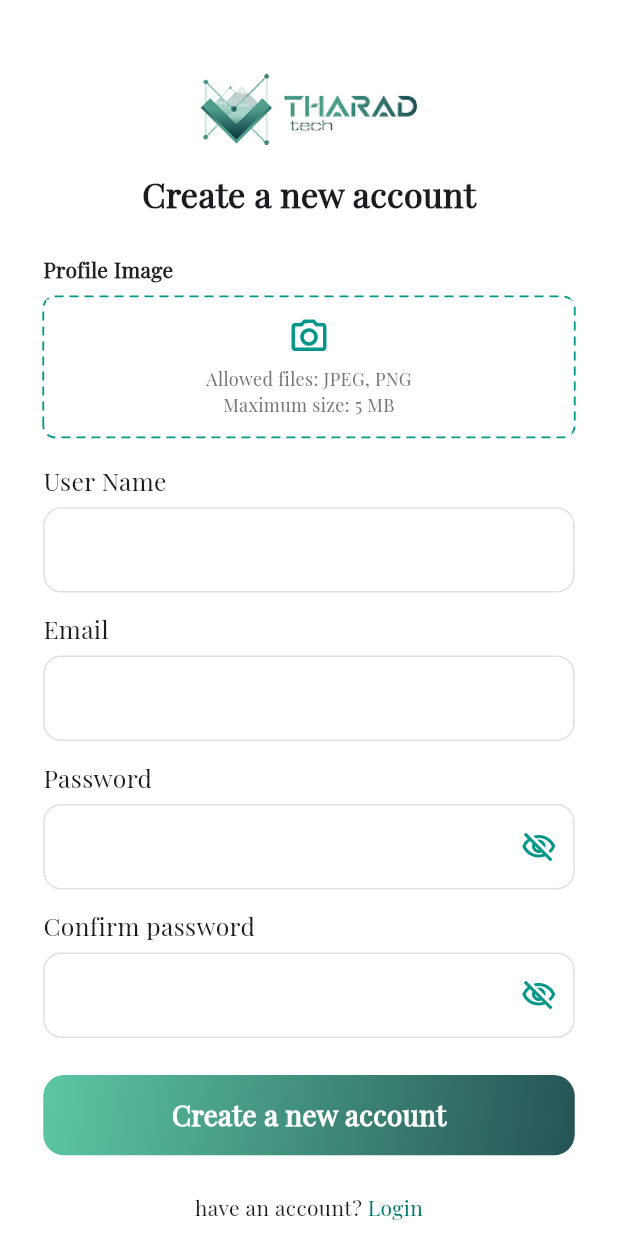
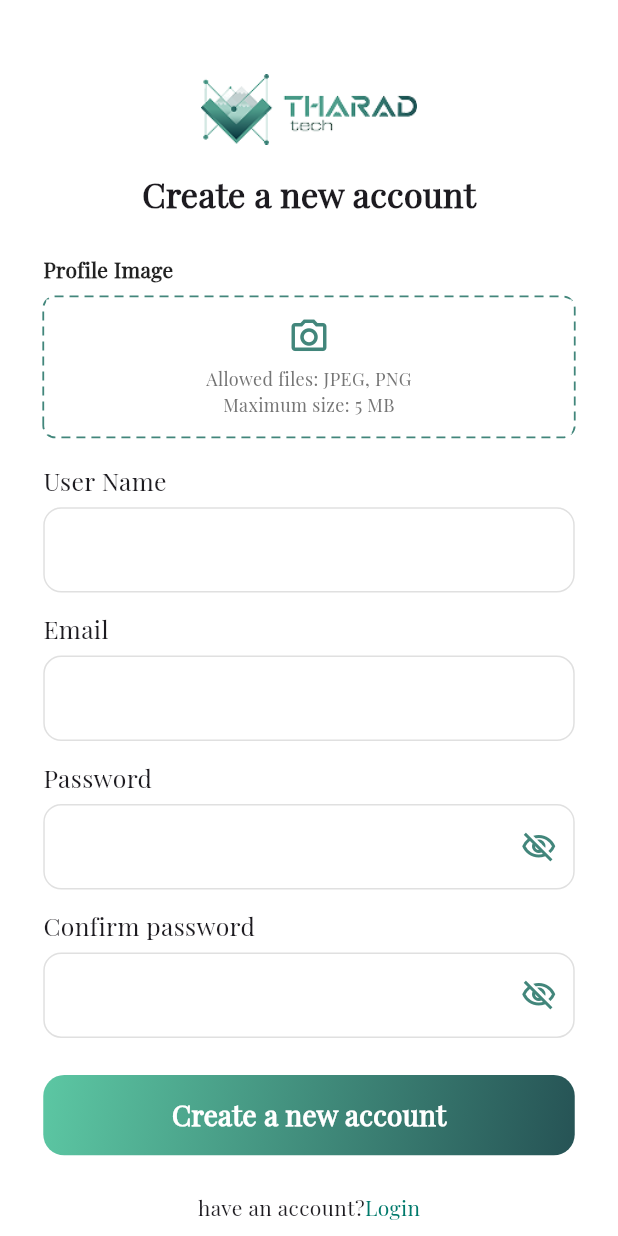
Before and after one commit to mohamedabdelaziz55/task_tharaed-tech, a Flutter app: the screen it shows after launch, on a phone screen of 412 x 824 dp. Run offline on Flutter 3.47's test engine with Material 3 defaults, Android fonts, the light colour scheme and no system bars; drawn by our look-alikes of dotted_border; our stand-ins replace equatable.

Commit message:
add app color

```diff
--- /dev/null
+++ b/lib/core/utils/app_colors.dart
@@ -0,0 +1,6 @@
+class AppColors {
+  static const int primaryColor = 0xFF42867B;
+  static const int gradientColor1 = 0xFF5CC7A3;
+  static const int gradientColor2 = 0xFF265355;
+
+}
--- /dev/null
+++ b/lib/features/Auth/presentation/widgets/register_widgets/custom_text.dart
@@ -0,0 +1,18 @@
+import 'package:flutter/material.dart';
+
+class CustomText extends StatelessWidget {
+  const CustomText({super.key, required this.text});
+final String text;
+  @override
+  Widget build(BuildContext context) {
+    return Row(
+      mainAxisAlignment: MainAxisAlignment.center,
+      children: [
+        Text("have an account?"),
+        Text(text , style: TextStyle(
+            color: Colors.teal.shade700
+        ),)
+      ],
+    );
+  }
+}
--- a/lib/features/Auth/presentation/widgets/register_widgets/custom_text_field.dart
+++ b/lib/features/Auth/presentation/widgets/register_widgets/custom_text_field.dart
@@ -1,4 +1,6 @@
 import 'package:flutter/material.dart';
+
+import '../../../../../core/utils/app_colors.dart';
 
 class CustomTextField extends StatefulWidget {
   const CustomTextField({
@@ -52,7 +54,7 @@ class _CustomTextFieldState extends State<CustomTextField> {
                 obscureText
                     ? Icons.visibility_off_outlined
                     : Icons.remove_red_eye_sharp,
-                color: Colors.teal,
+                color: Color(AppColors.primaryColor),
               ),
             )
                 : null,
--- a/lib/features/Auth/presentation/widgets/register_widgets/gradient_button.dart
+++ b/lib/features/Auth/presentation/widgets/register_widgets/gradient_button.dart
@@ -1,4 +1,5 @@
 import 'package:flutter/material.dart';
+import 'package:task_tharad_tech/core/utils/app_colors.dart';
 
 class GradientButton extends StatelessWidget {
   final String title;
@@ -21,10 +22,10 @@ class GradientButton extends StatelessWidget {
         height: size.height * 0.065,
         decoration: BoxDecoration(
           borderRadius: BorderRadius.circular(14),
-          gradient: const LinearGradient(
+          gradient:  LinearGradient(
             colors: [
-              Color(0xFF5CC7A3),
-              Color(0xFF265355),
+              Color(AppColors.gradientColor1),
+              Color(AppColors.gradientColor2),
             ],
             begin: Alignment.topLeft,
             end: Alignment.bottomRight,
--- a/lib/features/Auth/presentation/widgets/register_widgets/profile_image_uploader.dart
+++ b/lib/features/Auth/presentation/widgets/register_widgets/profile_image_uploader.dart
@@ -1,5 +1,6 @@
 import 'package:dotted_border/dotted_border.dart';
 import 'package:flutter/material.dart';
+import 'package:task_tharad_tech/core/utils/app_colors.dart';
 
 class ProfileImageUploader extends StatelessWidget {
   const ProfileImageUploader({super.key});
@@ -21,7 +22,7 @@ class ProfileImageUploader extends StatelessWidget {
         const SizedBox(height: 8),
         DottedBorder(
           options: RoundedRectDottedBorderOptions(
-            color: Colors.teal,
+            color: Color(AppColors.primaryColor),
             strokeWidth: 1.2,
             dashPattern: const [6, 4],
             radius: const Radius.circular(8),
@@ -35,7 +36,7 @@ class ProfileImageUploader extends StatelessWidget {
               children: [
                 const Icon(
                   Icons.camera_alt_outlined,
-                  color: Colors.teal,
+                  color: Color(AppColors.primaryColor),
                   size: 28,
                 ),
                 const SizedBox(height: 6),
--- a/lib/features/Auth/presentation/widgets/register_widgets/register_body.dart
+++ b/lib/features/Auth/presentation/widgets/register_widgets/register_body.dart
@@ -1,6 +1,7 @@
 import 'package:flutter/material.dart';
 import 'package:task_tharad_tech/core/utils/image_assets.dart';
 import 'package:task_tharad_tech/features/Auth/presentation/widgets/register_widgets/profile_image_uploader.dart';
+import 'custom_text.dart';
 import 'get_text_field.dart';
 import 'gradient_button.dart';
 
@@ -39,26 +40,10 @@ class RegisterBody extends StatelessWidget {
 
             GradientButton(title: 'Create a new account', onPressed: () {}),
             SizedBox(height: size.height * 0.03),
-            CustomText()
+            CustomText(text: 'Login',)
           ],
         ),
       ),
     );
   }
 }
-class CustomText extends StatelessWidget {
-  const CustomText({super.key});
-
-  @override
-  Widget build(BuildContext context) {
-    return Row(
-      mainAxisAlignment: MainAxisAlignment.center,
-      children: [
-        Text("have an account?"),
-        Text(" Login" , style: TextStyle(
-          color: Colors.teal.shade700
-        ),)
-      ],
-    );
-  }
-}
```
